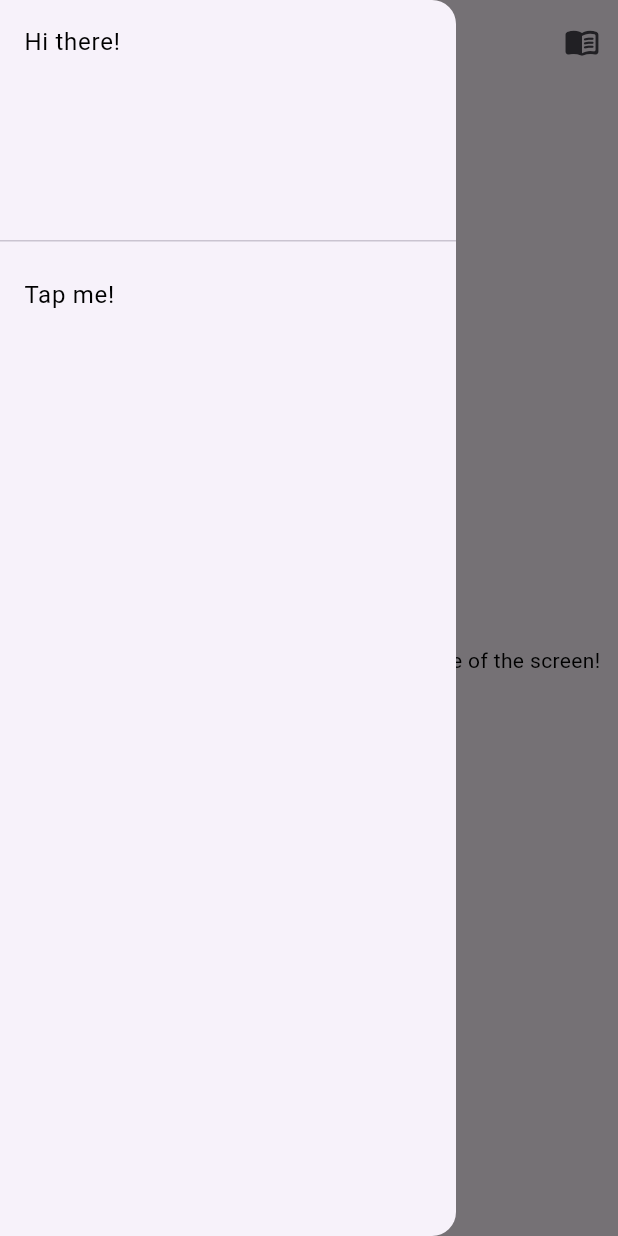
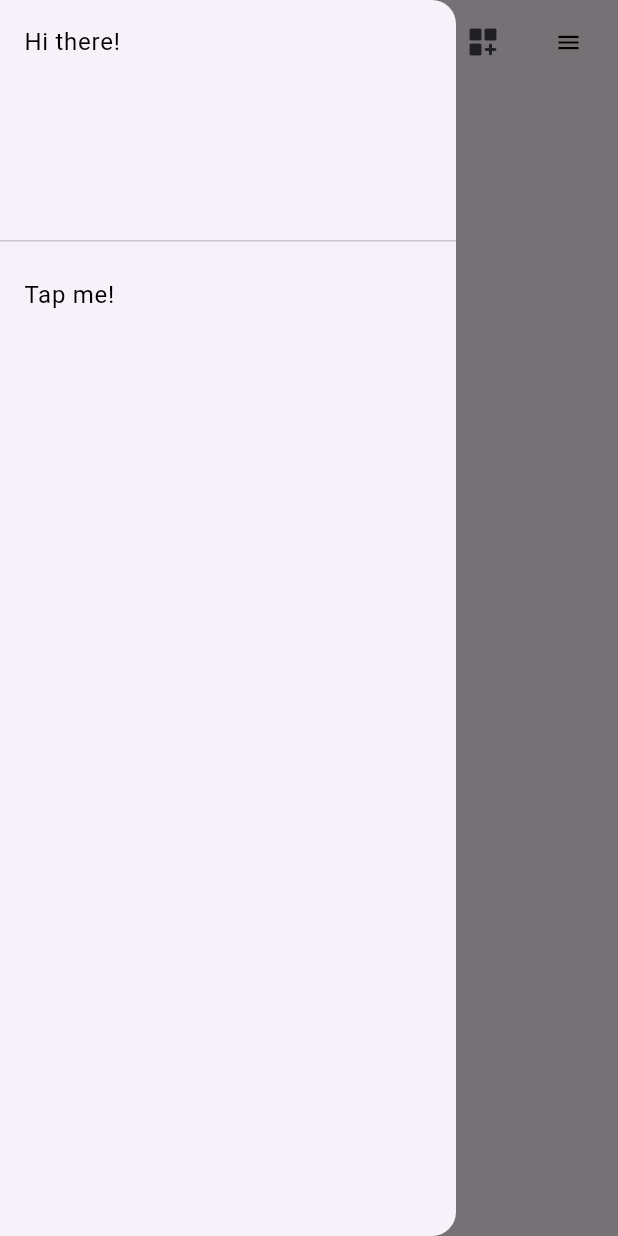
Before and after one commit to aLearningLad/travellah, a Flutter app: the screen it shows after launch, with the side drawer open, on a phone screen of 412 x 824 dp. Run offline on Flutter 3.47's test engine with Material 3 defaults, Android fonts, the phone set to English and light mode, and no system bars; our stand-ins replace flutter_dotenv, geolocator.

Commit message:
additions to weather page, and planning

```diff
--- a/lib/pages/weather_page.dart
+++ b/lib/pages/weather_page.dart
@@ -50,25 +50,33 @@ class _WeatherPageState extends State<WeatherPage> {
 
     return Scaffold(
       appBar: AppBar(
-        title: Text("Weather app"),
+        // title: Text("Weather app"),
+        automaticallyImplyLeading: false,
         actions: [
           Builder(builder: (context) {
             return IconButton(
                 onPressed: () {
                   Scaffold.of(context).openDrawer();
                 },
-                icon: Icon(Icons.menu_book_rounded));
-          })
+                icon: Icon(Icons.dashboard_customize_rounded));
+          }),
+          FilledButton(
+            onPressed: () {
+              print("Settings button clicked");
+            },
+            style: FilledButton.styleFrom(backgroundColor: Colors.transparent),
+            child: Icon(Icons.menu, color: Colors.black),
+          )
         ],
       ),
-      body: Padding(
-        padding: const EdgeInsets.all(8.0),
-        child: Center(
-          child: Text(
-            "This is text that sits dead-smack in the middle of the screen!",
-            style: TextStyle(color: Colors.black),
-          ),
-        ),
+      body: ListView(
+        children: [
+// location name
+
+// current temp value, heading ('sunny', 'overcast' ect), date, max & min ===> all like in phone weather app
+
+// 15 day forecast with readings, images etc. ===> check if API allows this for free
+        ],
       ),
       drawer: Drawer(
         child: ListView(
```
